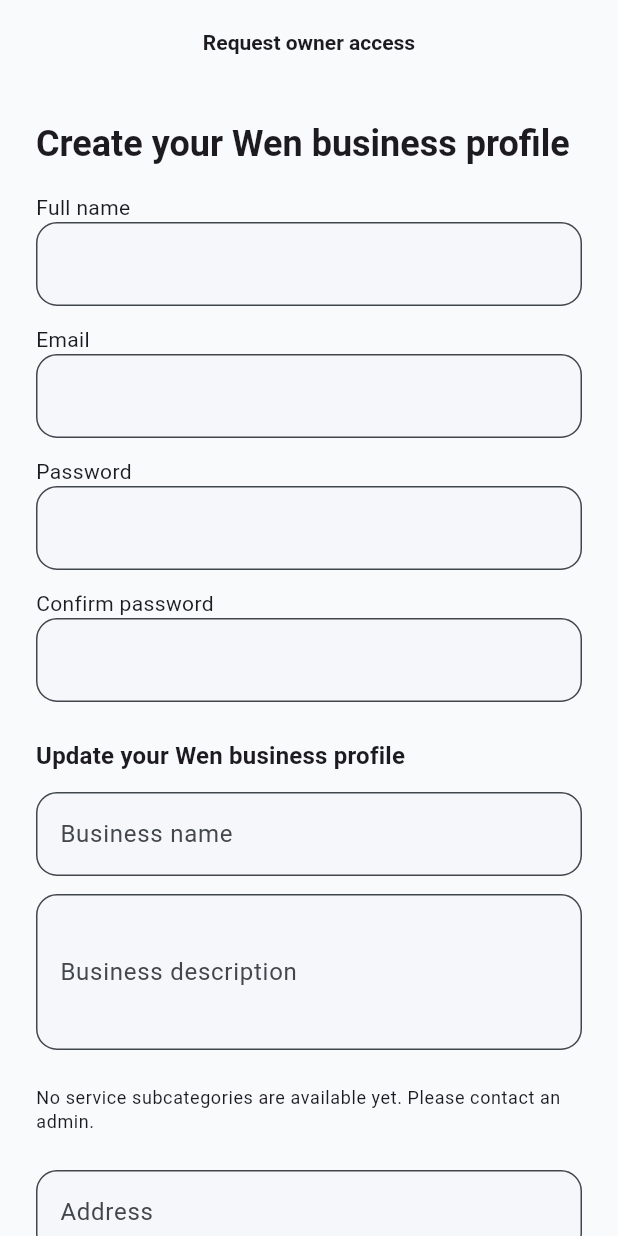
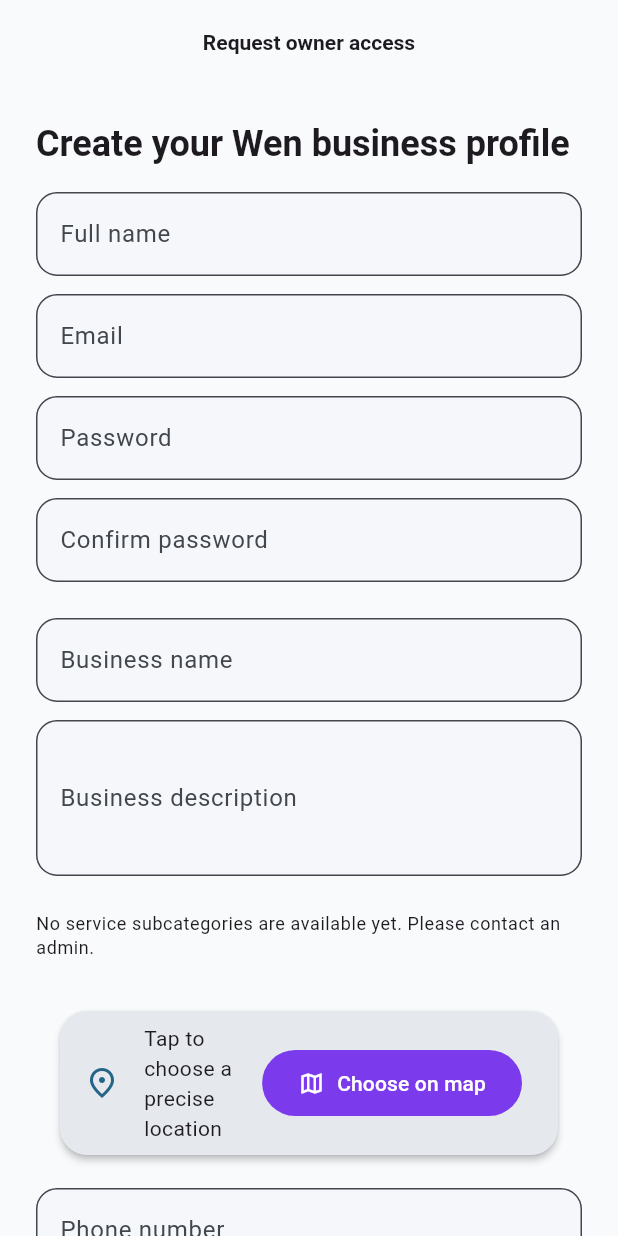
Before and after one commit to b14ckPanther/Wen, a Flutter app: the OwnerRegisterScreen screen opened by its route, on a phone screen of 412 x 824 dp. Run offline on Flutter 3.47's test engine with Material 3 defaults, Android fonts, the light colour scheme and no system bars; our stand-ins replace cached_network_image, cloud_firestore, cloud_functions, dio, firebase_auth, firebase_core and 10 more; accounts and stored records are empty; Roboto replaces fonts that are missing (Cairo).

Commit message:
feat: add full-screen map picker and category selection for owner signup

```diff
--- a/apps/mobile/lib/app/routes/app_routes.dart
+++ b/apps/mobile/lib/app/routes/app_routes.dart
@@ -8,4 +8,5 @@
   static const businessDetails = '/business/:id';
   static const categoryDetails = '/categories/:id';
   static const ownerRegister = '/auth/owner-register';
+  static const ownerLocationPicker = '/auth/owner-location-picker';
 }
--- a/apps/mobile/lib/features/auth/presentation/screens/owner_register_screen.dart
+++ b/apps/mobile/lib/features/auth/presentation/screens/owner_register_screen.dart
@@ -1,16 +1,15 @@
-import 'dart:async';
-
 import 'package:cloud_firestore/cloud_firestore.dart';
 import 'package:flutter/material.dart';
 import 'package:flutter_riverpod/flutter_riverpod.dart';
-import 'package:geocoding/geocoding.dart';
+import 'package:go_router/go_router.dart';
+
 import 'package:google_maps_flutter/google_maps_flutter.dart';
-import 'package:go_router/go_router.dart';
 
 import '../../../../l10n/app_localizations.dart';
 import '../../../businesses/application/business_repository_provider.dart';
 import '../../../location/application/location_controller.dart';
 import '../../application/auth_providers.dart';
+import '../widgets/owner_location_picker_screen.dart';
 
 class OwnerRegisterScreen extends ConsumerStatefulWidget {
   const OwnerRegisterScreen({super.key});
@@ -27,37 +26,15 @@
   final _confirmPasswordController = TextEditingController();
   final _businessNameController = TextEditingController();
   final _businessDescriptionController = TextEditingController();
-  final _addressController = TextEditingController();
   final _phoneController = TextEditingController();
   final _websiteController = TextEditingController();
-  final _latController = TextEditingController();
-  final _lngController = TextEditingController();
 
-  String? _selectedCategoryId;
+  String? _selectedParentCategoryId;
+  String? _selectedSubcategoryId;
+  GeoPoint? _selectedLocation;
+  String? _selectedAddress;
+  bool _locationInitialised = false;
   bool _submitting = false;
-  late LatLng _selectedLatLng;
-  Set<Marker> _markers = {};
-  final Completer<GoogleMapController> _mapController = Completer();
-
-  @override
-  void initState() {
-    super.initState();
-    _selectedLatLng = LatLng(
-      kFallbackGeoCenter.latitude,
-      kFallbackGeoCenter.longitude,
-    );
-    _latController.text = _selectedLatLng.latitude.toStringAsFixed(6);
-    _lngController.text = _selectedLatLng.longitude.toStringAsFixed(6);
-    _markers = {
-      Marker(
-        markerId: const MarkerId('business-location'),
-        position: _selectedLatLng,
-        draggable: true,
-        onDragEnd: _onMapPositionChanged,
-      ),
-    };
-    unawaited(_updateAddressFromLatLng(_selectedLatLng));
-  }
 
   @override
   void dispose() {
@@ -67,79 +44,24 @@
     _confirmPasswordController.dispose();
     _businessNameController.dispose();
     _businessDescriptionController.dispose();
-    _addressController.dispose();
     _phoneController.dispose();
     _websiteController.dispose();
-    _latController.dispose();
-    _lngController.dispose();
     super.dispose();
-  }
-
-  Future<void> _updateAddressFromLatLng(LatLng position) async {
-    try {
-      final placemarks = await placemarkFromCoordinates(
-        position.latitude,
-        position.longitude,
-      );
-      if (placemarks.isNotEmpty) {
-        final placemark = placemarks.first;
-        final parts = <String?>[
-          placemark.street,
-          placemark.locality,
-          placemark.administrativeArea,
-          placemark.country,
-        ]
-            .whereType<String>()
-            .map((value) => value.trim())
-            .where((value) => value.isNotEmpty)
-            .toList();
-        if (parts.isNotEmpty) {
-          _addressController.text = parts.join(', ');
-        }
-      }
-    } catch (_) {
-      // Ignore reverse geocoding errors.
-    }
-  }
-
-  Future<void> _animateCamera(LatLng target) async {
-    if (!_mapController.isCompleted) return;
-    final controller = await _mapController.future;
-    await controller.animateCamera(CameraUpdate.newLatLng(target));
-  }
-
-  void _onMapPositionChanged(LatLng position) {
-    setState(() {
-      _selectedLatLng = position;
-      _latController.text = position.latitude.toStringAsFixed(6);
-      _lngController.text = position.longitude.toStringAsFixed(6);
-      _markers = {
-        Marker(
-          markerId: const MarkerId('business-location'),
-          position: position,
-          draggable: true,
-          onDragEnd: _onMapPositionChanged,
-        ),
-      };
-    });
-    unawaited(_updateAddressFromLatLng(position));
   }
 
   Future<void> _submit() async {
     final l10n = AppLocalizations.of(context)!;
     if (!_formKey.currentState!.validate()) return;
-    final lat = double.tryParse(_latController.text.trim());
-    final lng = double.tryParse(_lngController.text.trim());
-    final categoryId = _selectedCategoryId;
-    if (lat == null || lng == null) {
+
+    if (_selectedSubcategoryId == null || _selectedSubcategoryId!.isEmpty) {
       ScaffoldMessenger.of(context).showSnackBar(
-        SnackBar(content: Text(l10n.businessNeedCoordinates)),
+        SnackBar(content: Text(l10n.businessNeedCategory)),
       );
       return;
     }
-    if (categoryId == null || categoryId.isEmpty) {
+    if (_selectedLocation == null) {
       ScaffoldMessenger.of(context).showSnackBar(
-        SnackBar(content: Text(l10n.businessNeedCategory)),
+        SnackBar(content: Text(l10n.authOwnerLocationRequired)),
       );
       return;
     }
@@ -160,13 +82,11 @@
         ownerId: ownerId,
         name: _businessNameController.text.trim(),
         description: _businessDescriptionController.text.trim(),
-        categoryId: categoryId,
-        location: GeoPoint(lat, lng),
+        categoryId: _selectedSubcategoryId!,
+        location: _selectedLocation!,
         images: const [],
         existing: null,
-        addressLine: _addressController.text.trim().isEmpty
-            ? null
-            : _addressController.text.trim(),
+        addressLine: _selectedAddress,
         phoneNumber: _phoneController.text.trim().isEmpty
             ? null
             : _phoneController.text.trim(),
@@ -177,9 +97,7 @@
 
       if (!mounted) return;
       ScaffoldMessenger.of(context).showSnackBar(
-        SnackBar(
-          content: Text(l10n.authOwnerRequestSubmitted),
-        ),
+        SnackBar(content: Text(l10n.authOwnerRequestSubmitted)),
       );
       context.go('/profile');
     } catch (error) {
@@ -197,6 +115,13 @@
   Widget build(BuildContext context) {
     final l10n = AppLocalizations.of(context)!;
     final categoriesAsync = ref.watch(businessCategoriesProvider);
+    final locationState = ref.watch(locationControllerProvider);
+
+    if (!_locationInitialised && locationState.status == LocationStatus.ready) {
+      _locationInitialised = true;
+      final center = locationState.center;
+      _selectedLocation = GeoPoint(center.latitude, center.longitude);
+    }
 
     return Scaffold(
       appBar: AppBar(title: Text(l10n.authOwnerRequestButton)),
@@ -207,27 +132,25 @@
           final orderedCategories = [...categories]..sort((a, b) => a.name.compareTo(b.name));
           final topLevel = orderedCategories
               .where(
-                (category) =>
-                    category.parentId == null || (category.parentId?.isEmpty ?? true),
+                (category) => category.parentId == null || (category.parentId?.isEmpty ?? true),
               )
               .toList();
           final subCategories = orderedCategories
               .where((category) => category.parentId != null && category.parentId!.isNotEmpty)
               .toList();
-          final parentLookup = {
-            for (final category in topLevel) category.id: category.name,
-          };
-          final dropdownEntries = subCategories
-              .map(
-                (sub) => DropdownMenuEntry<String>(
-                  value: sub.id,
-                  label:
-                      '${parentLookup[sub.parentId] ?? l10n.categoriesTitle} • ${sub.name}',
-                ),
-              )
+
+          _selectedParentCategoryId ??= topLevel.isNotEmpty ? topLevel.first.id : null;
+          final availableSubcategories = subCategories
+              .where((category) => category.parentId == _selectedParentCategoryId)
               .toList();
-          if (_selectedCategoryId == null && dropdownEntries.isNotEmpty) {
-            _selectedCategoryId = dropdownEntries.first.value;
+          if (_selectedSubcategoryId == null && availableSubcategories.isNotEmpty) {
+            _selectedSubcategoryId = availableSubcategories.first.id;
+          }
+          if (_selectedSubcategoryId != null &&
+              availableSubcategories.every((category) => category.id != _selectedSubcategoryId)) {
+            _selectedSubcategoryId = availableSubcategories.isNotEmpty
+                ? availableSubcategories.first.id
+                : null;
           }
 
           return SingleChildScrollView(
@@ -245,16 +168,16 @@
                         ?.copyWith(fontWeight: FontWeight.w700),
                   ),
                   const SizedBox(height: 16),
-                  Text(l10n.authFullNameLabel),
                   TextFormField(
                     controller: _ownerNameController,
+                    decoration: InputDecoration(labelText: l10n.authFullNameLabel),
                     validator: (value) =>
                         value == null || value.isEmpty ? l10n.authNameRequired : null,
                   ),
                   const SizedBox(height: 12),
-                  Text(l10n.authEmailLabel),
                   TextFormField(
                     controller: _emailController,
+                    decoration: InputDecoration(labelText: l10n.authEmailLabel),
                     keyboardType: TextInputType.emailAddress,
                     validator: (value) {
                       if (value == null || value.isEmpty) return l10n.authEmailRequired;
@@ -263,9 +186,9 @@
                     },
                   ),
                   const SizedBox(height: 12),
-                  Text(l10n.authPasswordLabel),
                   TextFormField(
                     controller: _passwordController,
+                    decoration: InputDecoration(labelText: l10n.authPasswordLabel),
                     obscureText: true,
                     validator: (value) {
                       if (value == null || value.isEmpty) return l10n.authPasswordRequired;
@@ -274,9 +197,9 @@
                     },
                   ),
                   const SizedBox(height: 12),
-                  Text(l10n.authConfirmPasswordLabel),
                   TextFormField(
                     controller: _confirmPasswordController,
+                    decoration: InputDecoration(labelText: l10n.authConfirmPasswordLabel),
                     obscureText: true,
                     validator: (value) {
                       if (value == null || value.isEmpty) {
@@ -289,14 +212,6 @@
                     },
                   ),
                   const SizedBox(height: 24),
-                  Text(
-                    l10n.businessUpdateTitle,
-                    style: Theme.of(context)
-                        .textTheme
-                        .titleMedium
-                        ?.copyWith(fontWeight: FontWeight.w700),
-                  ),
-                  const SizedBox(height: 12),
                   TextFormField(
                     controller: _businessNameController,
                     decoration: InputDecoration(labelText: l10n.businessNameLabel),
@@ -312,100 +227,95 @@
                     validator: (value) =>
                         value == null || value.isEmpty ? l10n.businessDescriptionLabel : null,
                   ),
-                  const SizedBox(height: 12),
-                  if (dropdownEntries.isEmpty)
+                  const SizedBox(height: 16),
+                  if (topLevel.isEmpty)
                     Padding(
-                      padding: const EdgeInsets.symmetric(vertical: 12),
+                      padding: const EdgeInsets.symmetric(vertical: 8),
                       child: Text(
                         l10n.authOwnerNoSubcategories,
                         style: Theme.of(context).textTheme.bodySmall,
                       ),
                     )
-                  else
-                    DropdownMenu<String>(
-                      initialSelection: _selectedCategoryId,
-                      onSelected: (value) => setState(() => _selectedCategoryId = value),
-                      dropdownMenuEntries: dropdownEntries,
-                      label: Text(l10n.businessCategoryLabel),
-                    ),
-                  const SizedBox(height: 12),
-                  TextFormField(
-                    controller: _addressController,
-                    decoration: InputDecoration(
-                      labelText: l10n.businessAddressLabel,
-                      helperText: l10n.businessAddressHint,
-                    ),
+                  else ...[
+                  DropdownMenu<String>(
+                    initialSelection: _selectedParentCategoryId,
+                    label: Text(l10n.authOwnerCategoryLabel),
+                    onSelected: (value) {
+                      setState(() {
+                        _selectedParentCategoryId = value;
+                        _selectedSubcategoryId = null;
+                      });
+                    },
+                    dropdownMenuEntries: [
+                      for (final category in topLevel)
+                        DropdownMenuEntry(
+                          value: category.id,
+                          label: category.name,
+                        ),
+                    ],
                   ),
                   const SizedBox(height: 12),
-                  ClipRRect(
-                    borderRadius: BorderRadius.circular(16),
-                    child: SizedBox(
-                      height: 250,
-                      child: GoogleMap(
-                        initialCameraPosition: CameraPosition(
-                          target: _selectedLatLng,
-                          zoom: 14,
+                  DropdownMenu<String>(
+                    initialSelection: _selectedSubcategoryId,
+                    label: Text(l10n.authOwnerSubcategoryLabel),
+                    onSelected: (value) => setState(() => _selectedSubcategoryId = value),
+                    dropdownMenuEntries: [
+                      for (final category in availableSubcategories)
+                        DropdownMenuEntry(
+                          value: category.id,
+                          label: category.name,
                         ),
-                        myLocationEnabled: false,
-                        zoomControlsEnabled: false,
-                        markers: _markers,
-                        onTap: _onMapPositionChanged,
-                        onMapCreated: (controller) {
-                          if (!_mapController.isCompleted) {
-                            _mapController.complete(controller);
+                    ],
+                  ),
+                  ],
+                  const SizedBox(height: 16),
+                  Card(
+                    color: Theme.of(context).colorScheme.surfaceContainerHigh,
+                    child: ListTile(
+                      leading: const Icon(Icons.place_outlined),
+                      title: Text(
+                        _selectedAddress ?? l10n.authOwnerLocationPlaceholder,
+                        style: Theme.of(context).textTheme.bodyMedium,
+                      ),
+                      subtitle: _selectedLocation == null
+                          ? null
+                          : Text(
+                              '${_selectedLocation!.latitude.toStringAsFixed(5)}, '
+                              '${_selectedLocation!.longitude.toStringAsFixed(5)}',
+                            ),
+                      trailing: FilledButton.tonalIcon(
+                        onPressed: () async {
+                          if (!mounted) return;
+                          final initialPosition = _selectedLocation != null
+                              ? LatLng(
+                                  _selectedLocation!.latitude,
+                                  _selectedLocation!.longitude,
+                                )
+                              : LatLng(
+                                  kFallbackGeoCenter.latitude,
+                                  kFallbackGeoCenter.longitude,
+                                );
+                          final result = await context.pushNamed<OwnerLocationPickResult>(
+                            'owner-location-picker',
+                            extra: OwnerLocationPickArgs(
+                              initialPosition: initialPosition,
+                              initialAddress: _selectedAddress,
+                            ),
+                          );
+                          if (result != null && mounted) {
+                            setState(() {
+                              _selectedLocation = GeoPoint(
+                                result.position.latitude,
+                                result.position.longitude,
+                              );
+                              _selectedAddress = result.address;
+                            });
                           }
                         },
+                        icon: const Icon(Icons.map_outlined),
+                        label: Text(l10n.authOwnerPickLocation),
                       ),
                     ),
-                  ),
-                  Align(
-                    alignment: Alignment.centerRight,
-                    child: TextButton.icon(
-                      onPressed: () {
-                        _onMapPositionChanged(
-                          LatLng(
-                            kFallbackGeoCenter.latitude,
-                            kFallbackGeoCenter.longitude,
-                          ),
-                        );
-                        unawaited(
-                          _animateCamera(
-                            LatLng(
-                              kFallbackGeoCenter.latitude,
-                              kFallbackGeoCenter.longitude,
-                            ),
-                          ),
-                        );
-                      },
-                      icon: const Icon(Icons.my_location),
-                      label: Text(l10n.exploreRefreshLocation),
-                    ),
-                  ),
-                  const SizedBox(height: 12),
-                  Row(
-                    children: [
-                      Expanded(
-                        child: TextFormField(
-                          controller: _latController,
-                          keyboardType: TextInputType.number,
-                          decoration: InputDecoration(
-                            labelText: l10n.businessLatitudeLabel,
-                            helperText: 'e.g. 25.2048',
-                          ),
-                        ),
-                      ),
-                      const SizedBox(width: 12),
-                      Expanded(
-                        child: TextFormField(
-                          controller: _lngController,
-                          keyboardType: TextInputType.number,
-                          decoration: InputDecoration(
-                            labelText: l10n.businessLongitudeLabel,
-                            helperText: 'e.g. 55.2708',
-                          ),
-                        ),
-                      ),
-                    ],
                   ),
                   const SizedBox(height: 12),
                   TextFormField(
@@ -424,8 +334,7 @@
                   ),
                   const SizedBox(height: 24),
                   FilledButton.icon(
-                    onPressed:
-                        _submitting || dropdownEntries.isEmpty ? null : _submit,
+                    onPressed: _submitting ? null : _submit,
                     icon: _submitting
                         ? const SizedBox(
                             height: 16,
--- a/apps/mobile/lib/features/auth/presentation/widgets/sign_in_form.dart
+++ b/apps/mobile/lib/features/auth/presentation/widgets/sign_in_form.dart
@@ -106,7 +106,7 @@
                 ? null
                 : () {
                     if (!context.mounted) return;
-                    context.push('/auth/owner-register');
+                    context.pushNamed('owner-register');
                   },
             child: Text(l10n.authOwnerRequestButton),
           ),
--- a/apps/mobile/lib/features/auth/presentation/widgets/sign_up_form.dart
+++ b/apps/mobile/lib/features/auth/presentation/widgets/sign_up_form.dart
@@ -122,7 +122,7 @@
           TextButton(
             onPressed: () {
               if (!context.mounted) return;
-              context.push('/auth/owner-register');
+              context.pushNamed('owner-register');
             },
             child: Text(l10n.authOwnerRequestButton),
           ),
--- a/apps/mobile/lib/l10n/app_en.arb
+++ b/apps/mobile/lib/l10n/app_en.arb
@@ -54,6 +54,15 @@
   "authOwnerRequestPending": "We received your request. An admin review is required before you can publish a business.",
   "authOwnerRequestRejected": "Your previous request was declined. Update your details and submit again when ready.",
   "authOwnerNoSubcategories": "No service subcategories are available yet. Please contact an admin.",
+  "authOwnerCategoryLabel": "Service category",
+  "authOwnerSubcategoryLabel": "Service type",
+  "authOwnerLocationSection": "Business location",
+  "authOwnerLocationPlaceholder": "Tap to choose a precise location",
+  "authOwnerLocationRequired": "Choose a location before submitting.",
+  "authOwnerPickLocation": "Choose on map",
+  "authOwnerMapSearchHint": "Search address or place",
+  "authOwnerUseCurrentLocation": "Use current location",
+  "authOwnerConfirmLocation": "Confirm location",
   "authManageBusiness": "Manage my business",
   "authEmailLabel": "Email",
   "authPasswordLabel": "Password",
--- a/apps/mobile/lib/l10n/app_localizations.dart
+++ b/apps/mobile/lib/l10n/app_localizations.dart
@@ -418,6 +418,60 @@
   /// In en, this message translates to:
   /// **'No service subcategories are available yet. Please contact an admin.'**
   String get authOwnerNoSubcategories;
+
+  /// No description provided for @authOwnerCategoryLabel.
+  ///
+  /// In en, this message translates to:
+  /// **'Service category'**
+  String get authOwnerCategoryLabel;
+
+  /// No description provided for @authOwnerSubcategoryLabel.
+  ///
+  /// In en, this message translates to:
+  /// **'Service type'**
+  String get authOwnerSubcategoryLabel;
+
+  /// No description provided for @authOwnerLocationSection.
+  ///
+  /// In en, this message translates to:
+  /// **'Business location'**
+  String get authOwnerLocationSection;
+
+  /// No description provided for @authOwnerLocationPlaceholder.
+  ///
+  /// In en, this message translates to:
+  /// **'Tap to choose a precise location'**
+  String get authOwnerLocationPlaceholder;
+
+  /// No description provided for @authOwnerLocationRequired.
+  ///
+  /// In en, this message translates to:
+  /// **'Choose a location before submitting.'**
+  String get authOwnerLocationRequired;
+
+  /// No description provided for @authOwnerPickLocation.
+  ///
+  /// In en, this message translates to:
+  /// **'Choose on map'**
+  String get authOwnerPickLocation;
+
+  /// No description provided for @authOwnerMapSearchHint.
+  ///
+  /// In en, this message translates to:
+  /// **'Search address or place'**
+  String get authOwnerMapSearchHint;
+
+  /// No description provided for @authOwnerUseCurrentLocation.
+  ///
+  /// In en, this message translates to:
+  /// **'Use current location'**
+  String get authOwnerUseCurrentLocation;
+
+  /// No description provided for @authOwnerConfirmLocation.
+  ///
+  /// In en, this message translates to:
+  /// **'Confirm location'**
+  String get authOwnerConfirmLocation;
 
   /// No description provided for @authManageBusiness.
   ///
--- a/apps/mobile/lib/l10n/app_localizations_en.dart
+++ b/apps/mobile/lib/l10n/app_localizations_en.dart
@@ -169,6 +169,33 @@
 
   @override
   String get authOwnerNoSubcategories => 'No service subcategories are available yet. Please contact an admin.';
+
+  @override
+  String get authOwnerCategoryLabel => 'Service category';
+
+  @override
+  String get authOwnerSubcategoryLabel => 'Service type';
+
+  @override
+  String get authOwnerLocationSection => 'Business location';
+
+  @override
+  String get authOwnerLocationPlaceholder => 'Tap to choose a precise location';
+
+  @override
+  String get authOwnerLocationRequired => 'Choose a location before submitting.';
+
+  @override
+  String get authOwnerPickLocation => 'Choose on map';
+
+  @override
+  String get authOwnerMapSearchHint => 'Search address or place';
+
+  @override
+  String get authOwnerUseCurrentLocation => 'Use current location';
+
+  @override
+  String get authOwnerConfirmLocation => 'Confirm location';
 
   @override
   String get authManageBusiness => 'Manage my business';
```
Also changed, not shown: apps/mobile/lib/app/app_router.dart (+13 -0 lines), apps/mobile/lib/features/auth/presentation/widgets/owner_location_picker_screen.dart (added, +278 -0 lines), apps/mobile/lib/l10n/app_ar.arb (+9 -0 lines), apps/mobile/lib/l10n/app_localizations_ar.dart (+27 -0 lines), 1 other file.
